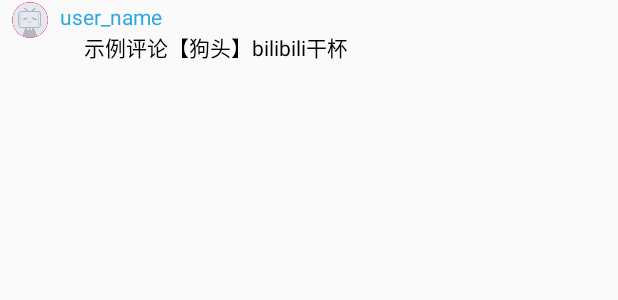
After one commit to JinhaoLi/BiliBiliPaint, an Android app: the layout item_reply_layout.xml on its own in the app's theme, with its tools: preview values and no code run, on a phone screen of 412 x 824 dp. The commit adds this screen. Shown: the top 300 px of the screen. Run offline under Robolectric (Android 15) with nearby library versions, the phone set to English and light mode, and no system bars.

Commit message:
添加回复评论层次结构

```diff
--- /dev/null
+++ b/app/src/main/res/layout/item_reply_layout.xml
@@ -0,0 +1,39 @@
+<androidx.constraintlayout.widget.ConstraintLayout xmlns:android="http://schemas.android.com/apk/res/android"
+                                                   xmlns:app="http://schemas.android.com/apk/res-auto"
+                                                   xmlns:tools="http://schemas.android.com/tools" android:layout_width="match_parent"
+              android:layout_height="wrap_content"
+              android:paddingTop="1dip"
+              android:paddingBottom="1dip"
+              android:paddingStart="8dip"
+              android:paddingEnd="8dip">
+
+    <ImageView android:id="@+id/icon"
+               android:src="@drawable/noface"
+               android:layout_width="24dip"
+               android:layout_height="24dip"
+               app:layout_constraintStart_toStartOf="parent" app:layout_constraintTop_toTopOf="parent"/>
+
+    <TextView
+            android:text="user_name"
+            android:textColor="?attr/colorPrimary"
+            android:layout_width="wrap_content"
+            android:layout_height="wrap_content" android:id="@+id/textView22" app:layout_constraintTop_toTopOf="parent"
+            app:layout_constraintStart_toEndOf="@+id/icon" android:layout_marginStart="8dp"/>
+    <TextView android:id="@+id/textView20"
+              android:layout_width="wrap_content"
+              android:textColor="@android:color/black"
+              android:text="示例评论【狗头】bilibili干杯"
+              android:layout_height="wrap_content"
+              android:layout_gravity="center_horizontal"
+              android:paddingStart="?android:attr/listPreferredItemPaddingStart"
+              app:layout_constraintStart_toEndOf="@+id/icon"
+              android:layout_marginStart="8dp" app:layout_constraintTop_toBottomOf="@+id/textView22"/>
+    <TextView
+            android:layout_width="wrap_content"
+            android:textColor="?attr/colorPrimary"
+            android:layout_height="20dp" android:id="@+id/textView21"
+            app:layout_constraintTop_toBottomOf="@+id/textView20"
+            app:layout_constraintStart_toStartOf="@+id/textView20"
+    />
+
+</androidx.constraintlayout.widget.ConstraintLayout>
```
Also changed, not shown: app/src/main/java/com/jil/paintf/activity/DocDetailActivity.kt (+47 -13 lines), app/src/main/java/com/jil/paintf/adapter/SuperRecyclerAdapter.java (+4 -3 lines).
